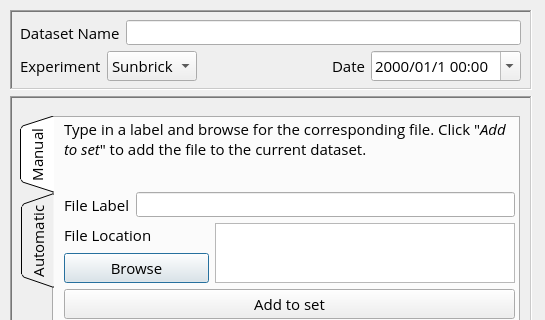
The window that GUI/DataCreatorWindow.ui (Allyson-Robert/X-LAB_Plotting_Manager) describes before a commit, drawn with Qt 5; both pictures show x 0 to 545 and y 0 to 320 of the 545 by 639 pixel window.
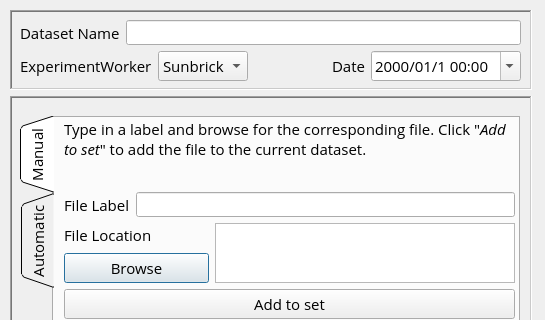
The same window after the commit. Icons and pictures are not drawn.

Diff of the .ui file:
```diff
--- a/GUI/DataCreatorWindow.ui
+++ b/GUI/DataCreatorWindow.ui
@@ -91,7 +91,7 @@
              </font>
             </property>
             <property name="text">
-             <string>Experiment</string>
+             <string>ExperimentWorker</string>
             </property>
            </widget>
           </item>
```
